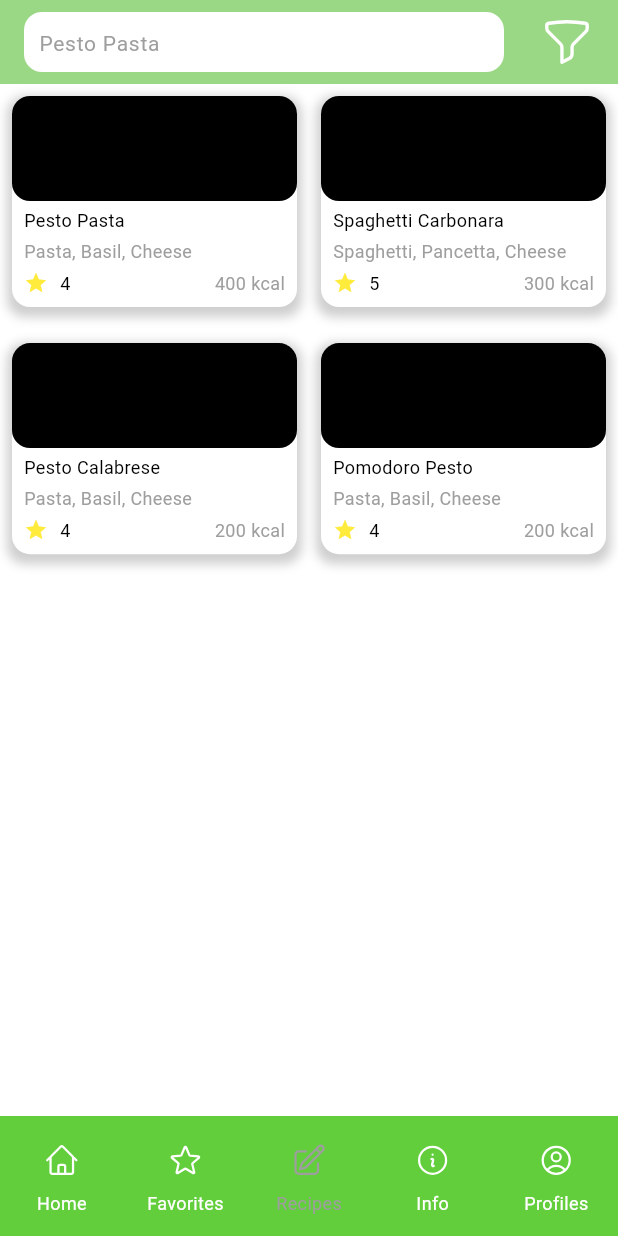
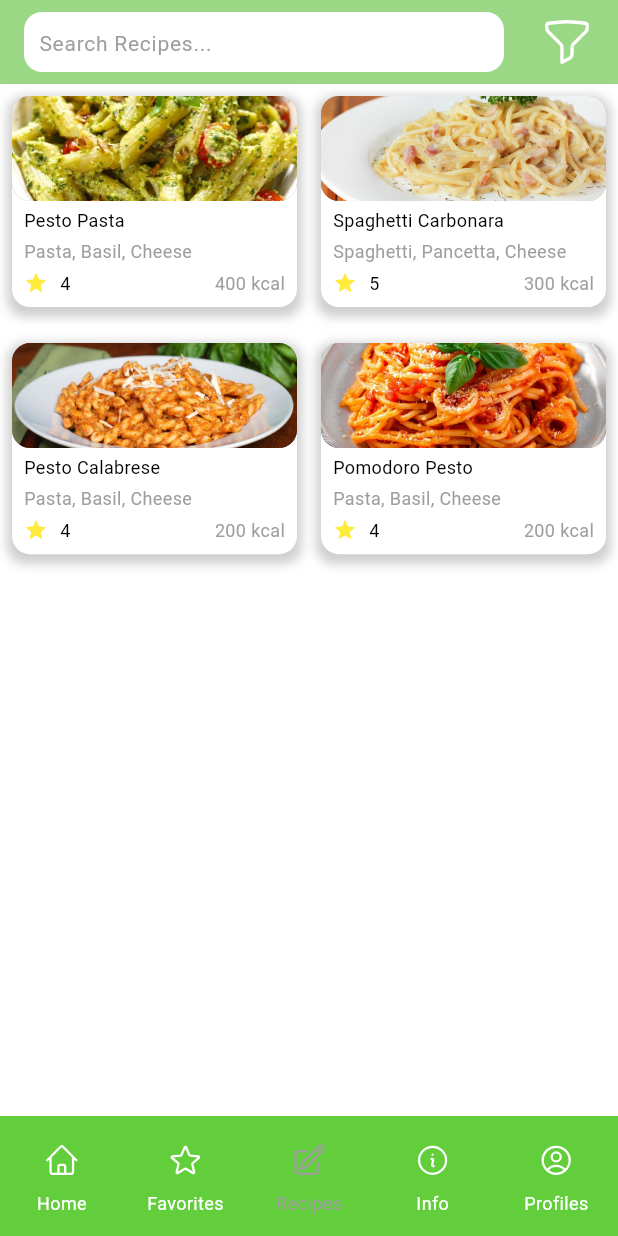
Before and after one commit to Fairuzzzzz/TaskApp, a Flutter app: the screen it shows after launch, item 3 of the bottom bar chosen, on a phone screen of 412 x 824 dp. Run offline on Flutter 3.47's test engine with Material 3 defaults, Android fonts, the phone set to English and light mode, and no system bars; our stand-ins replace flutter_svg.

Commit message:
add search function

```diff
--- a/lib/models/recipes_models.dart
+++ b/lib/models/recipes_models.dart
@@ -5,6 +5,7 @@ class RecipesModels {
   final String ingredients;
   final String eattime;
   final String from;
+  final String nutrition;
   final int calories;
   final int rating;
 
@@ -15,45 +16,50 @@ class RecipesModels {
       required this.ingredients,
       required this.eattime,
       required this.from,
+      required this.nutrition,
       required this.calories,
       required this.rating});
 
   static List<RecipesModels> recipes = [
     RecipesModels(
         title: "Pesto Pasta",
-        imageUrl: "",
+        imageUrl: "assets/images/PestoPasta.jpg",
         description: "Pesto pasta is a simple and delicious dish",
         ingredients: "Pasta, Basil, Cheese",
         eattime: "Lunch",
         from: "Italy",
+        nutrition: "Vitamin A, Vitamin C, Calcium",
         calories: 400,
         rating: 4),
     RecipesModels(
         title: "Spaghetti Carbonara",
-        imageUrl: "",
+        imageUrl: "assets/images/SpaghettiCarbonara.jpg",
         description: "Spaghetti Carbonara is a classic pasta dish",
         ingredients: "Spaghetti, Pancetta, Cheese",
         eattime: "Dinner",
         from: "Italy",
+        nutrition: "Vitamin A, Vitamin C, Calcium",
         calories: 300,
         rating: 5),
     RecipesModels(
       title: "Pesto Calabrese",
-      imageUrl: "",
+      imageUrl: "assets/images/PastaCalabrese.jpg",
       description: "Pesto Calabrese is a simple and delicious dish",
       ingredients: "Pasta, Basil, Cheese",
       eattime: "Lunch",
       from: "Italy",
+      nutrition: "Vitamin A, Vitamin C, Calcium",
       calories: 200,
       rating: 4,
     ),
     RecipesModels(
         title: "Pomodoro Pesto",
-        imageUrl: "",
+        imageUrl: "assets/images/PastaPomodoro.jpg",
         description: "Pomodoro Pesto is a simple and delicious dish",
         ingredients: "Pasta, Basil, Cheese",
         eattime: "Lunch",
         from: "Italy",
+        nutrition: "Vitamin A, Vitamin C, Calcium",
         calories: 200,
         rating: 4)
   ];
--- a/lib/pages/recipes.dart
+++ b/lib/pages/recipes.dart
@@ -12,7 +12,30 @@ class RecipesPage extends StatefulWidget {
 
 class _RecipesPageState extends State<RecipesPage> {
   List<RecipesModels> recipes = RecipesModels.recipes;
-  String searchValue = "Pesto Pasta";
+  List<RecipesModels> filteredRecipes = [];
+  String searchValue = "Search Recipes...";
+  final TextEditingController searchController = TextEditingController();
+
+  @override
+  void initState() {
+    super.initState();
+    filteredRecipes = recipes;
+  }
+
+  void searchRecipes(String query) {
+    setState(() {
+      if (query.isEmpty) {
+        filteredRecipes = recipes;
+      } else {
+        filteredRecipes = recipes
+            .where((recipe) =>
+                recipe.title.toLowerCase().contains(query.toLowerCase()) ||
+                recipe.ingredients.toLowerCase().contains(query.toLowerCase()))
+            .toList();
+      }
+    });
+  }
+
   @override
   Widget build(BuildContext context) {
     return Scaffold(
@@ -23,23 +46,22 @@ class _RecipesPageState extends State<RecipesPage> {
             Container(
               height: 40,
               width: 320,
-              decoration: BoxDecoration(
-                  color: Colors.white, borderRadius: BorderRadius.circular(12)),
+              decoration:
+                  BoxDecoration(color: Colors.white, borderRadius: BorderRadius.circular(12)),
               child: TextField(
                   onTap: () {
                     setState(() {
                       searchValue = '';
                     });
                   },
+                  controller: searchController,
+                  onChanged: searchRecipes,
                   decoration: InputDecoration(
-                      contentPadding:
-                          EdgeInsets.symmetric(horizontal: 10, vertical: 14),
+                      contentPadding: EdgeInsets.symmetric(horizontal: 10, vertical: 14),
                       isDense: true,
                       labelText: searchValue,
                       labelStyle: TextStyle(
-                          color: Colors.grey,
-                          fontSize: 14,
-                          overflow: TextOverflow.visible),
+                          color: Colors.grey, fontSize: 14, overflow: TextOverflow.visible),
                       alignLabelWithHint: true,
                       border: InputBorder.none)),
             ),
@@ -62,7 +84,7 @@ class _RecipesPageState extends State<RecipesPage> {
                 mainAxisSpacing: 24,
                 childAspectRatio: 2.7 / 2,
               ),
-              itemCount: recipes.length,
+              itemCount: filteredRecipes.length,
               itemBuilder: (context, index) {
                 return GestureDetector(
                   onTap: () {
@@ -70,7 +92,7 @@ class _RecipesPageState extends State<RecipesPage> {
                         context,
                         MaterialPageRoute(
                             builder: (context) => RecipesDetailsPage(
-                                  recipes: recipes[index],
+                                  recipes: filteredRecipes[index],
                                 )));
                   },
                   child: Container(
@@ -93,21 +115,21 @@ class _RecipesPageState extends State<RecipesPage> {
                           height: 70,
                           width: double.infinity,
                           decoration: BoxDecoration(
-                              color: Colors.black,
-                              borderRadius: BorderRadius.circular(12)),
+                              color: Colors.grey,
+                              borderRadius: BorderRadius.circular(12),
+                              image: DecorationImage(
+                                  image: AssetImage(filteredRecipes[index].imageUrl),
+                                  fit: BoxFit.cover)),
                         ),
                         Padding(
-                          padding: const EdgeInsets.symmetric(
-                              horizontal: 8, vertical: 4),
-                          child: Text(recipes[index].title,
-                              style:
-                                  TextStyle(fontSize: 12, color: Colors.black)),
+                          padding: const EdgeInsets.symmetric(horizontal: 8, vertical: 4),
+                          child: Text(filteredRecipes[index].title,
+                              style: TextStyle(fontSize: 12, color: Colors.black)),
                         ),
                         Padding(
                           padding: const EdgeInsets.symmetric(horizontal: 8),
-                          child: Text(recipes[index].ingredients,
-                              style:
-                                  TextStyle(fontSize: 12, color: Colors.grey)),
+                          child: Text(filteredRecipes[index].ingredients,
+                              style: TextStyle(fontSize: 12, color: Colors.grey)),
                         ),
                         SizedBox(height: 4),
                         Row(
@@ -116,25 +138,21 @@ class _RecipesPageState extends State<RecipesPage> {
                             children: [
                               Row(children: [
                                 Padding(
-                                  padding:
-                                      const EdgeInsets.symmetric(horizontal: 8),
+                                  padding: const EdgeInsets.symmetric(horizontal: 8),
                                   child: Icon(
                                     Icons.star,
                                     color: Colors.yellow,
                                     size: 16,
                                   ),
                                 ),
-                                Text(recipes[index].rating.toString(),
-                                    style: TextStyle(
-                                        fontSize: 12, color: Colors.black))
+                                Text(filteredRecipes[index].rating.toString(),
+                                    style: TextStyle(fontSize: 12, color: Colors.black))
                               ]),
                               Padding(
-                                padding:
-                                    const EdgeInsets.symmetric(horizontal: 8),
+                                padding: const EdgeInsets.symmetric(horizontal: 8),
                                 child: Text(
-                                  '${recipes[index].calories} kcal',
-                                  style: TextStyle(
-                                      fontSize: 12, color: Colors.grey),
+                                  '${filteredRecipes[index].calories} kcal',
+                                  style: TextStyle(fontSize: 12, color: Colors.grey),
                                 ),
                               )
                             ])
```
Also changed, not shown: lib/pages/home.dart (+54 -18 lines), lib/pages/recipes_details.dart (+98 -28 lines), assets/images/PastaCalabrese.jpg (added), assets/images/PastaPomodoro.jpg (added), assets/images/PestoPasta.jpg (added), assets/images/SpaghettiCarbonara.jpg (added).
